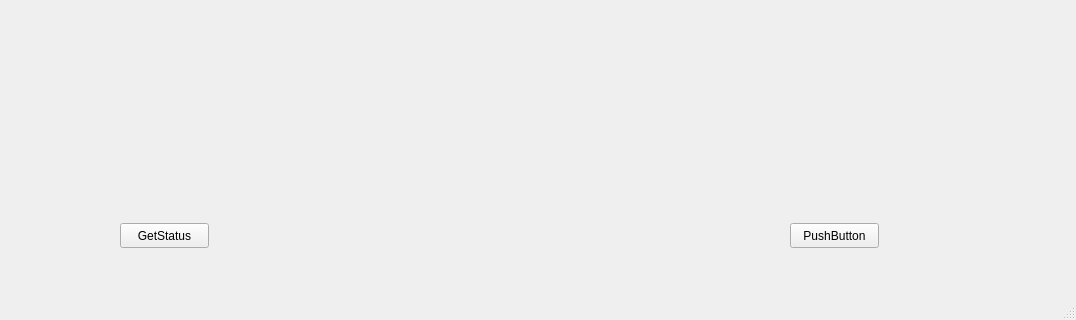
This is DroneControl/mainwindow.ui in andrewdanylyak/qt_test as Qt 5 draws it before an edit; both pictures show x 0 to 1076 and y 326 to 646 of the 1076 by 646 pixel window. The edited form follows.
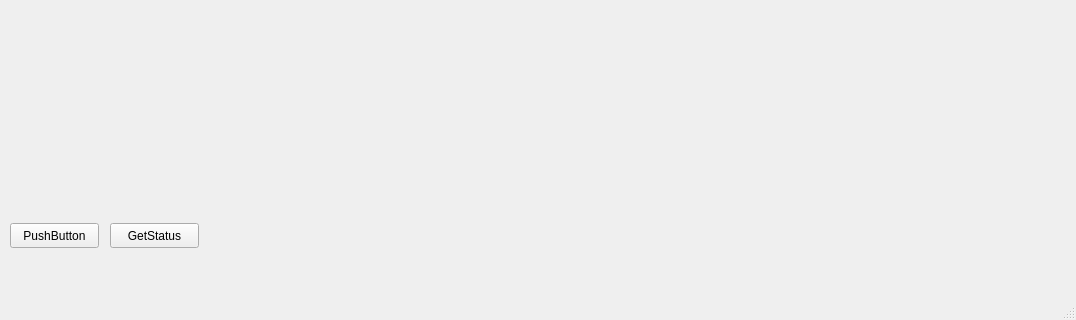
This is the edited form.

Patch:
```diff
--- a/DroneControl/mainwindow.ui
+++ b/DroneControl/mainwindow.ui
@@ -17,7 +17,7 @@
    <widget class="QPushButton" name="mSettingsButton">
     <property name="geometry">
      <rect>
-      <x>790</x>
+      <x>10</x>
       <y>530</y>
       <width>89</width>
       <height>25</height>
@@ -30,7 +30,7 @@
    <widget class="QPushButton" name="pushButton">
     <property name="geometry">
      <rect>
-      <x>120</x>
+      <x>110</x>
       <y>530</y>
       <width>89</width>
       <height>25</height>
@@ -45,11 +45,15 @@
      <rect>
       <x>9</x>
       <y>9</y>
-      <width>721</width>
+      <width>691</width>
       <height>511</height>
      </rect>
     </property>
-    <layout class="QGridLayout" name="gridLayout"/>
+    <layout class="QGridLayout" name="gridLayout">
+     <property name="sizeConstraint">
+      <enum>QLayout::SizeConstraint::SetDefaultConstraint</enum>
+     </property>
+    </layout>
    </widget>
   </widget>
   <widget class="QMenuBar" name="menubar">
```
Left out of the diff: 33 changed lines with no effect on the pictures.
